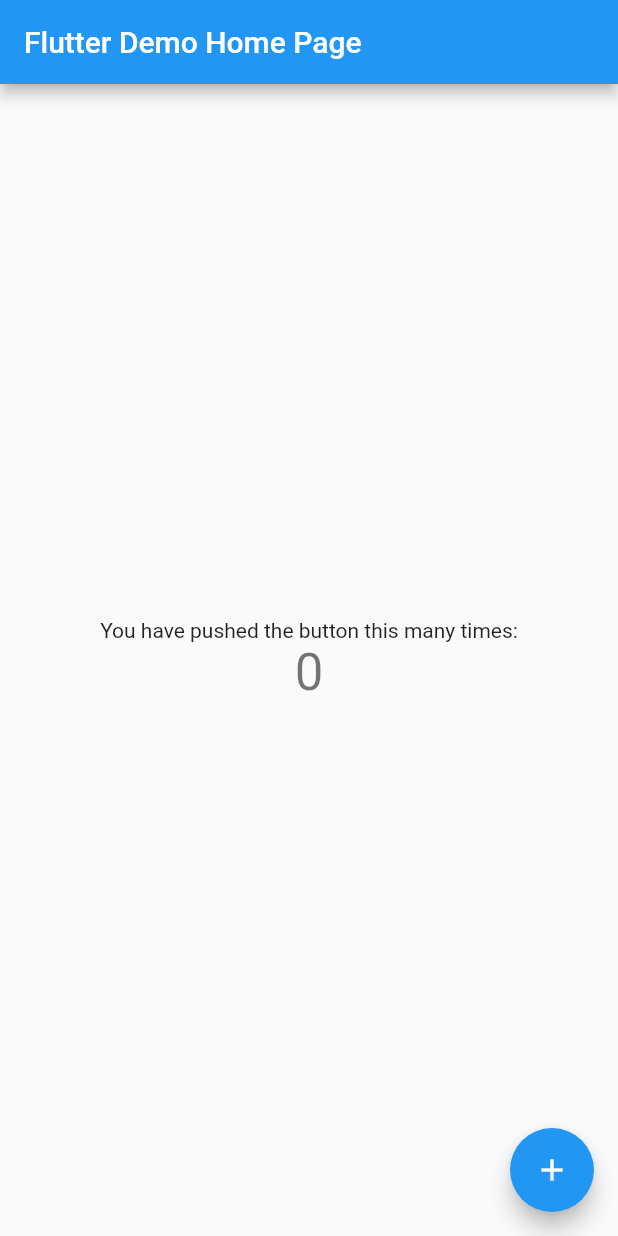
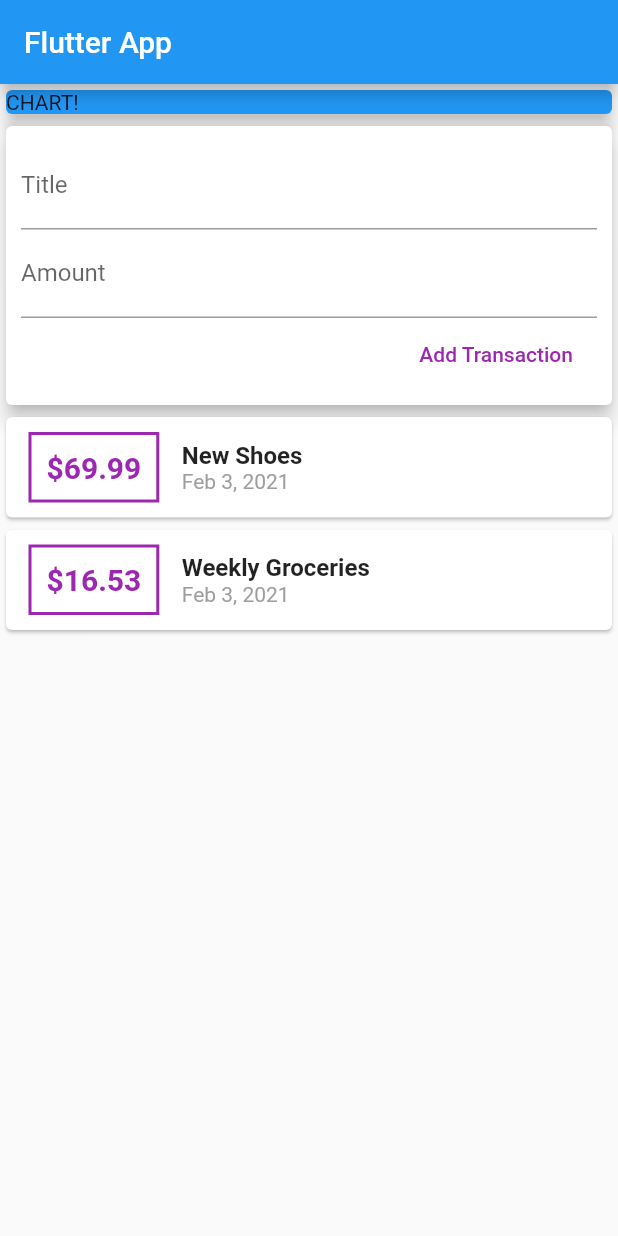
Before and after one commit to Qubits-01/fp-personal-expenses-app, a Flutter app: the screen it shows after launch, on a phone screen of 412 x 824 dp. Run offline on Flutter 3.47's test engine with Material 2 defaults, Android fonts, the phone set to English and light mode, and no system bars.

Commit message:
Add basic transaction list and input design, plus logic

```diff
--- a/lib/main.dart
+++ b/lib/main.dart
@@ -1,117 +1,145 @@
 import 'package:flutter/material.dart';
+import 'package:intl/intl.dart';
 
-void main() {
-  runApp(MyApp());
-}
+import './transaction.dart';
+
+void main() => runApp(MyApp());
 
 class MyApp extends StatelessWidget {
-  // This widget is the root of your application.
   @override
   Widget build(BuildContext context) {
     return MaterialApp(
-      title: 'Flutter Demo',
-      theme: ThemeData(
-        // This is the theme of your application.
-        //
-        // Try running your application with "flutter run". You'll see the
-        // application has a blue toolbar. Then, without quitting the app, try
-        // changing the primarySwatch below to Colors.green and then invoke
-        // "hot reload" (press "r" in the console where you ran "flutter run",
-        // or simply save your changes to "hot reload" in a Flutter IDE).
-        // Notice that the counter didn't reset back to zero; the application
-        // is not restarted.
-        primarySwatch: Colors.blue,
-        // This makes the visual density adapt to the platform that you run
-        // the app on. For desktop platforms, the controls will be smaller and
-        // closer together (more dense) than on mobile platforms.
-        visualDensity: VisualDensity.adaptivePlatformDensity,
-      ),
-      home: MyHomePage(title: 'Flutter Demo Home Page'),
+      title: 'Flutter App',
+      home: MyHomePage(),
     );
   }
 }
 
-class MyHomePage extends StatefulWidget {
-  MyHomePage({Key key, this.title}) : super(key: key);
+class MyHomePage extends StatelessWidget {
+  final List<Transaction> transactions = [
+    Transaction(
+      id: "t1",
+      title: "New Shoes",
+      amount: 69.99,
+      date: DateTime.now(),
+    ),
+    Transaction(
+      id: "t2",
+      title: "Weekly Groceries",
+      amount: 16.53,
+      date: DateTime.now(),
+    ),
+  ];
 
-  // This widget is the home page of your application. It is stateful, meaning
-  // that it has a State object (defined below) that contains fields that affect
-  // how it looks.
+  // String titleInput;
+  // String amountInput;
 
-  // This class is the configuration for the state. It holds the values (in this
-  // case the title) provided by the parent (in this case the App widget) and
-  // used by the build method of the State. Fields in a Widget subclass are
-  // always marked "final".
-
-  final String title;
-
-  @override
-  _MyHomePageState createState() => _MyHomePageState();
-}
-
-class _MyHomePageState extends State<MyHomePage> {
-  int _counter = 0;
-
-  void _incrementCounter() {
-    setState(() {
-      // This call to setState tells the Flutter framework that something has
-      // changed in this State, which causes it to rerun the build method below
-      // so that the display can reflect the updated values. If we changed
-      // _counter without calling setState(), then the build method would not be
-      // called again, and so nothing would appear to happen.
-      _counter++;
-    });
-  }
+  final titleController = TextEditingController();
+  final amountController = TextEditingController();
 
   @override
   Widget build(BuildContext context) {
-    // This method is rerun every time setState is called, for instance as done
-    // by the _incrementCounter method above.
-    //
-    // The Flutter framework has been optimized to make rerunning build methods
-    // fast, so that you can just rebuild anything that needs updating rather
-    // than having to individually change instances of widgets.
     return Scaffold(
       appBar: AppBar(
-        // Here we take the value from the MyHomePage object that was created by
-        // the App.build method, and use it to set our appbar title.
-        title: Text(widget.title),
+        title: Text('Flutter App'),
       ),
-      body: Center(
-        // Center is a layout widget. It takes a single child and positions it
-        // in the middle of the parent.
-        child: Column(
-          // Column is also a layout widget. It takes a list of children and
-          // arranges them vertically. By default, it sizes itself to fit its
-          // children horizontally, and tries to be as tall as its parent.
-          //
-          // Invoke "debug painting" (press "p" in the console, choose the
-          // "Toggle Debug Paint" action from the Flutter Inspector in Android
-          // Studio, or the "Toggle Debug Paint" command in Visual Studio Code)
-          // to see the wireframe for each widget.
-          //
-          // Column has various properties to control how it sizes itself and
-          // how it positions its children. Here we use mainAxisAlignment to
-          // center the children vertically; the main axis here is the vertical
-          // axis because Columns are vertical (the cross axis would be
-          // horizontal).
-          mainAxisAlignment: MainAxisAlignment.center,
-          children: <Widget>[
-            Text(
-              'You have pushed the button this many times:',
+      body: Column(
+        // mainAxisAlignment: MainAxisAlignment.start,
+        crossAxisAlignment: CrossAxisAlignment.stretch,
+        children: <Widget>[
+          Container(
+            width: double.infinity,
+            child: Card(
+              color: Colors.blue,
+              child: Text("CHART!"),
+              elevation: 5,
             ),
-            Text(
-              '$_counter',
-              style: Theme.of(context).textTheme.headline4,
+          ),
+          Card(
+            elevation: 5,
+            child: Container(
+              padding: EdgeInsets.all(10),
+              child: Column(
+                crossAxisAlignment: CrossAxisAlignment.end,
+                children: <Widget>[
+                  TextField(
+                    decoration: InputDecoration(
+                      labelText: "Title",
+                    ),
+                    controller: titleController,
+                    // onChanged: (val) {
+                    //   titleInput = val;
+                    // },
+                  ),
+                  TextField(
+                    decoration: InputDecoration(
+                      labelText: "Amount",
+                    ),
+                    controller: amountController,
+                    // onChanged: (val) => amountInput = val,
+                  ),
+                  FlatButton(
+                    child: Text("Add Transaction"),
+                    textColor: Colors.purple,
+                    onPressed: () {
+                      print(titleController.text);
+                    },
+                  ),
+                ],
+              ),
             ),
-          ],
-        ),
+          ),
+          Column(
+            children: transactions.map((tx) {
+              return Card(
+                child: Row(
+                  children: <Widget>[
+                    Container(
+                      margin: EdgeInsets.symmetric(
+                        vertical: 10,
+                        horizontal: 15,
+                      ),
+                      decoration: BoxDecoration(
+                        border: Border.all(
+                          color: Colors.purple,
+                          width: 2,
+                        ),
+                      ),
+                      padding: EdgeInsets.all(10),
+                      child: Text(
+                        "\$${tx.amount}",
+                        style: TextStyle(
+                          fontWeight: FontWeight.bold,
+                          fontSize: 20,
+                          color: Colors.purple,
+                        ),
+                      ),
+                    ),
+                    Column(
+                      crossAxisAlignment: CrossAxisAlignment.start,
+                      children: <Widget>[
+                        Text(
+                          tx.title,
+                          style: TextStyle(
+                            fontSize: 16,
+                            fontWeight: FontWeight.bold,
+                          ),
+                        ),
+                        Text(
+                          DateFormat.yMMMd().format(tx.date),
+                          style: TextStyle(
+                            color: Colors.grey,
+                          ),
+                        ),
+                      ],
+                    ),
+                  ],
+                ),
+              );
+            }).toList(),
+          ),
+        ],
       ),
-      floatingActionButton: FloatingActionButton(
-        onPressed: _incrementCounter,
-        tooltip: 'Increment',
-        child: Icon(Icons.add),
-      ), // This trailing comma makes auto-formatting nicer for build methods.
     );
   }
 }
--- /dev/null
+++ b/lib/transaction.dart
@@ -0,0 +1,15 @@
+import 'package:flutter/foundation.dart';
+
+class Transaction {
+  final String id;
+  final String title;
+  final double amount;
+  final DateTime date;
+
+  Transaction({
+    @required this.id,
+    @required this.title,
+    @required this.amount,
+    @required this.date,
+  });
+}
--- a/pubspec.yaml
+++ b/pubspec.yaml
@@ -23,6 +23,8 @@ environment:
 dependencies:
   flutter:
     sdk: flutter
+
+  intl: ^0.16.1
 
 
   # The following adds the Cupertino Icons font to your application.
```
Also changed, not shown: pubspec.lock.
